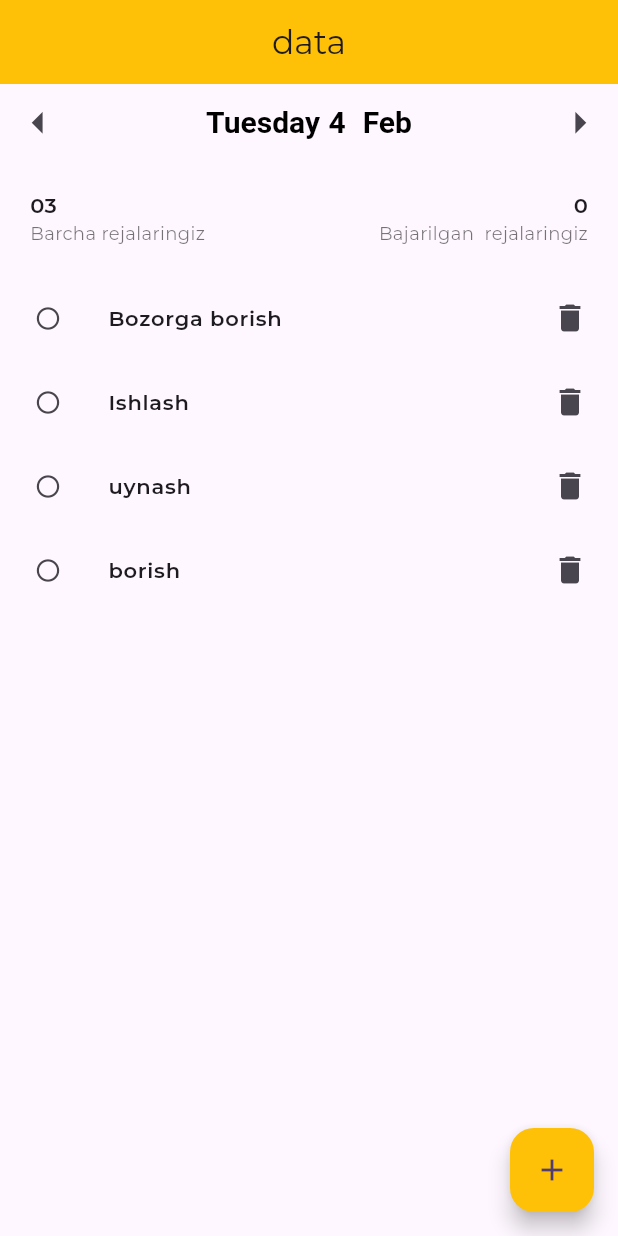
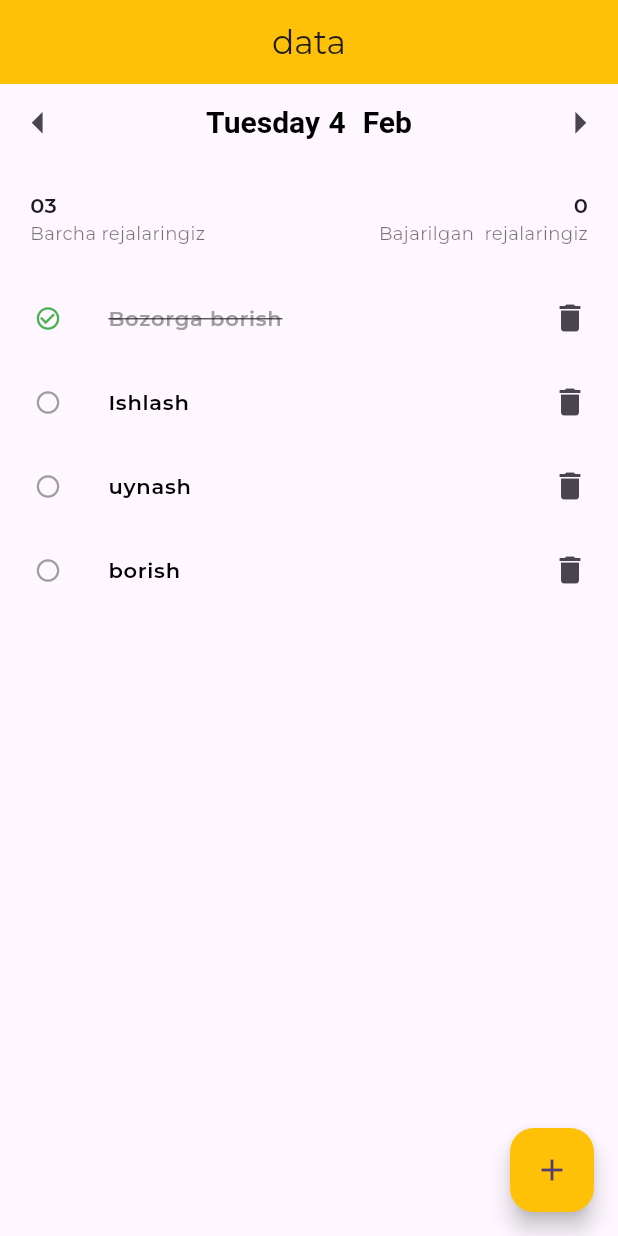
Before and after one commit to murodovjavlon1/ToDo, a Flutter app: the screen it shows after launch, after a tap on the "circle" icon, on a phone screen of 412 x 824 dp. Run offline on Flutter 3.47's test engine with Material 3 defaults, Android fonts, the phone set to English and light mode, and no system bars; our stand-ins replace google_fonts.

Commit message:
O'zgarishlar haqida qisqa izoh

```diff
--- a/lib/home/reja.dart
+++ b/lib/home/reja.dart
@@ -3,7 +3,12 @@ import 'package:flutter/material.dart';
 
 class Reja extends StatelessWidget {
   final RejaModel reja;
-  const Reja(this.reja);
+  final Function bajarilganDebBelgila;
+
+  const Reja(
+    this.reja,
+    this.bajarilganDebBelgila,
+  );
 
   @override
   Widget build(BuildContext context) {
@@ -14,18 +19,24 @@ class Reja extends StatelessWidget {
         icon: const Icon(Icons.delete),
       ),
       leading: IconButton(
-        onPressed: () {},
-        icon: const Icon(
-          Icons.circle_outlined,
+        onPressed: () {
+          bajarilganDebBelgila(reja.id);
+        },
+        icon: Icon(
+          reja.bajarildi ? Icons.check_circle_outline : Icons.circle_outlined,
+          color: reja.bajarildi ? Colors.green : Colors.grey,
           size: 18,
         ),
       ),
-      title:  Text(
+      title: Text(
         reja.nomi,
         style: TextStyle(
-          fontSize: 14,
-          fontWeight: FontWeight.w600,
-        ),
+            fontSize: 14,
+            fontWeight: FontWeight.w600,
+            decoration: reja.bajarildi
+                ? TextDecoration.lineThrough
+                : TextDecoration.none,
+            color: reja.bajarildi ? Colors.grey : Colors.black),
       ),
     );
   }
--- a/lib/home/rejalar.dart
+++ b/lib/home/rejalar.dart
@@ -50,9 +50,15 @@ class _RejalarState extends State<Rejalar> {
     });
   }
 
+  void bajarilganDebBelgila(String rejaId) {
+    setState(() {
+       rejalar.firstWhere((reja) => reja.id == rejaId).bajarildiniUzgartirish();
+    });
+  }
+
   @override
   Widget build(BuildContext context) {
-    print(rejalar[0].nomi);
+
     return Scaffold(
       appBar: AppBar(
         title: const Text("data"),
@@ -73,7 +79,10 @@ class _RejalarState extends State<Rejalar> {
             kiyingiSana: kiyingiSana,
           ),
           const Two(),
-           RejalarRuyxati(plan: rejalar),
+          RejalarRuyxati(
+            plan: rejalar,
+            bajarilganDebBelgila: bajarilganDebBelgila,
+          ),
         ],
       ),
     );
--- a/lib/home/rejalar_ruyxati.dart
+++ b/lib/home/rejalar_ruyxati.dart
@@ -4,9 +4,12 @@ import 'package:flutter/material.dart';
 
 class RejalarRuyxati extends StatelessWidget {
   final List<RejaModel> plan;
+  final Function bajarilganDebBelgila;
 
   const RejalarRuyxati({
-    super.key, required this.plan,
+    super.key,
+    required this.plan,
+    required this.bajarilganDebBelgila,
   });
 
   @override
@@ -15,7 +18,7 @@ class RejalarRuyxati extends StatelessWidget {
       child: ListView.builder(
         itemCount: plan.length,
         itemBuilder: (context, index) {
-          return  Reja(plan[index]);
+          return Reja(plan[index], bajarilganDebBelgila);
         },
       ),
     );
--- a/lib/models/reja_model.dart
+++ b/lib/models/reja_model.dart
@@ -17,7 +17,7 @@ class RejaModel {
 
 class RejalarR {
   // _ private | shaxsiy
-  List<RejaModel> _ruyxat = [
+  final List<RejaModel> _ruyxat = [
     RejaModel(nomi: "Bozorga borish ", kuni: DateTime.now(), id: "n1"),
     RejaModel(nomi: "Ishlash ", kuni: DateTime.now(), id: "n2"),
     RejaModel(nomi: "uynash  ", kuni: DateTime.now(), id: "n3"),
```
